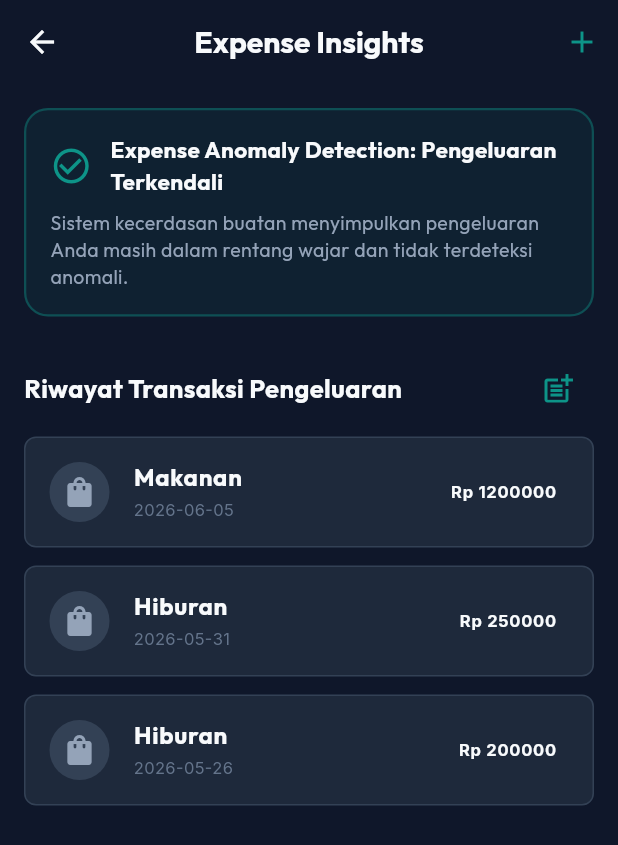
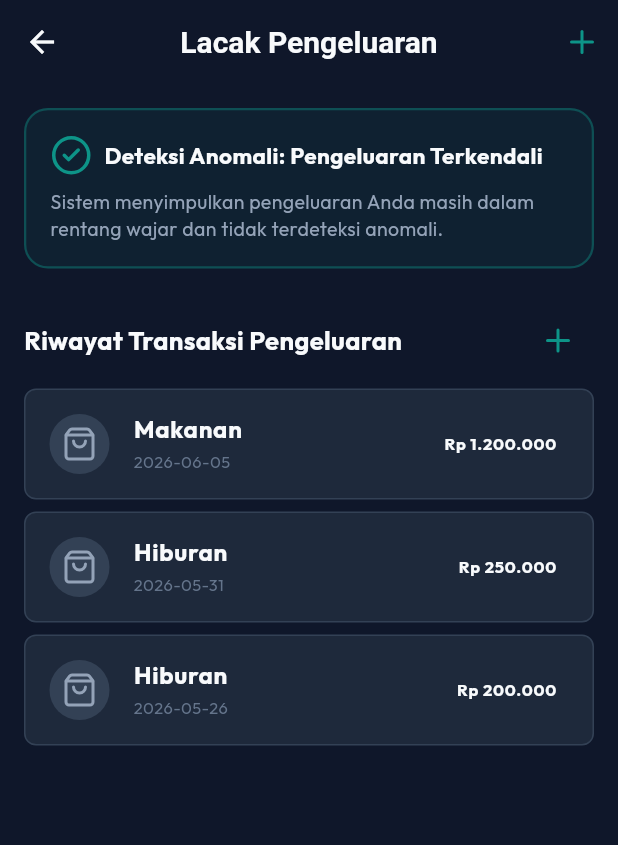
Before and after one commit to MlnKh18/LifeGuard-Finance, a Flutter app: the InsightsScreen screen opened directly, on a phone screen of 412 x 824 dp. Shown: the top 845 px of the screen. Run offline on Flutter 3.47's test engine with Material 3 defaults, Android fonts, the phone set to English and light mode, and no system bars; our stand-ins replace flutter_animate, flutter_riverpod, google_fonts, lucide_icons, sqflite; accounts and stored records are empty.

Commit message:
refactor(insights): konsistensi UI - ikon, spacing, tipografi, dan bahasa
- Ganti semua Icons.* ke LucideIcons.* (tag, coins, plus, alertTriangle, checkCircle2, shoppingBag)
- Hapus GoogleFonts.outfit() / GoogleFonts.inter() eksplisit
- Hapus duplikasi backgroundColor & elevation: 0 di AppBar
- Ganti raw padding (16.0, 24, 12) ke AppStyles token
- Perbaiki key constructor ke {super.key}
- Rename AppBar 'Expense Insights' -> 'Lacak Pengeluaran'
- Rename 'Expense Anomaly Detection' -> 'Deteksi Anomali'
- Tambah _formatCurrency() dengan NumberFormat.currency di trailing list
- Tambah import lucide_icons dan intl

Co-Authored-By: Claude Sonnet 4.6 <noreply@anthropic.com>

```diff
--- a/lib/presentation/screens/insights/insights_screen.dart
+++ b/lib/presentation/screens/insights/insights_screen.dart
@@ -1,12 +1,13 @@
 import 'package:flutter/material.dart';
 import 'package:flutter_riverpod/flutter_riverpod.dart';
-import 'package:google_fonts/google_fonts.dart';
+import 'package:lucide_icons/lucide_icons.dart';
+import 'package:intl/intl.dart';
 import '../../../constants/app_colors.dart';
 import '../../../constants/app_styles.dart';
 import '../../../providers/app_providers.dart';
 
 class InsightsScreen extends ConsumerStatefulWidget {
-  const InsightsScreen({Key? key}) : super(key: key);
+  const InsightsScreen({super.key});
 
   @override
   ConsumerState<InsightsScreen> createState() => _InsightsScreenState();
@@ -16,6 +17,10 @@ class _InsightsScreenState extends ConsumerState<InsightsScreen> {
   final _amountController = TextEditingController();
   String _selectedCategory = 'Makanan';
   bool _isRoutine = true;
+
+  String _formatCurrency(double amount) {
+    return NumberFormat.currency(locale: 'id_ID', symbol: 'Rp ', decimalDigits: 0).format(amount);
+  }
 
   @override
   void dispose() {
@@ -35,12 +40,9 @@ class _InsightsScreenState extends ConsumerState<InsightsScreen> {
                 borderRadius: AppStyles.radiusMedium,
                 side: const BorderSide(color: AppColors.surfaceCard, width: 1),
               ),
-              title: Text(
+              title: const Text(
                 'Catat Pengeluaran Baru',
-                style: GoogleFonts.outfit(
-                  color: AppColors.textPrimary,
-                  fontWeight: FontWeight.bold,
-                ),
+                style: TextStyle(color: AppColors.textPrimary, fontWeight: FontWeight.bold),
               ),
               content: Column(
                 mainAxisSize: MainAxisSize.min,
@@ -48,10 +50,10 @@ class _InsightsScreenState extends ConsumerState<InsightsScreen> {
                   DropdownButtonFormField<String>(
                     dropdownColor: AppColors.surface,
                     value: _selectedCategory,
-                    style: GoogleFonts.outfit(color: AppColors.textPrimary),
+                    style: const TextStyle(color: AppColors.textPrimary),
                     decoration: AppStyles.inputDecoration(
                       labelText: 'Kategori',
-                      prefixIcon: const Icon(Icons.category, color: AppColors.accent),
+                      prefixIcon: const Icon(LucideIcons.tag, color: AppColors.accent),
                     ),
                     items: const [
                       DropdownMenuItem(value: 'Makanan', child: Text('Makanan & Minuman')),
@@ -68,17 +70,17 @@ class _InsightsScreenState extends ConsumerState<InsightsScreen> {
                       }
                     },
                   ),
-                  const SizedBox(height: 16),
+                  const SizedBox(height: AppStyles.m),
                   TextFormField(
                     controller: _amountController,
                     keyboardType: TextInputType.number,
-                    style: GoogleFonts.inter(color: AppColors.textPrimary),
+                    style: const TextStyle(color: AppColors.textPrimary),
                     decoration: AppStyles.inputDecoration(
                       labelText: 'Nominal Pengeluaran (Rp)',
-                      prefixIcon: const Icon(Icons.monetization_on, color: AppColors.accent),
+                      prefixIcon: const Icon(LucideIcons.coins, color: AppColors.accent),
                     ),
                   ),
-                  const SizedBox(height: 12),
+                  const SizedBox(height: AppStyles.s),
                   Row(
                     children: [
                       Checkbox(
@@ -92,9 +94,9 @@ class _InsightsScreenState extends ConsumerState<InsightsScreen> {
                           }
                         },
                       ),
-                      Text(
+                      const Text(
                         'Pengeluaran Rutin Bulanan',
-                        style: GoogleFonts.outfit(color: AppColors.textPrimary),
+                        style: TextStyle(color: AppColors.textPrimary),
                       ),
                     ],
                   ),
@@ -103,17 +105,13 @@ class _InsightsScreenState extends ConsumerState<InsightsScreen> {
               actions: [
                 TextButton(
                   onPressed: () => Navigator.pop(context),
-                  child: Text(
-                    'Batal',
-                    style: GoogleFonts.outfit(color: AppColors.textSecondary),
-                  ),
+                  child: const Text('Batal', style: TextStyle(color: AppColors.textSecondary)),
                 ),
                 ElevatedButton(
                   style: ElevatedButton.styleFrom(
                     backgroundColor: AppColors.accent,
-                    shape: RoundedRectangleBorder(
-                      borderRadius: AppStyles.radiusSmall,
-                    ),
+                    foregroundColor: Colors.white,
+                    shape: RoundedRectangleBorder(borderRadius: AppStyles.radiusSmall),
                   ),
                   onPressed: () {
                     final amt = double.tryParse(_amountController.text) ?? 0.0;
@@ -130,13 +128,7 @@ class _InsightsScreenState extends ConsumerState<InsightsScreen> {
                       );
                     }
                   },
-                  child: Text(
-                    'Simpan',
-                    style: GoogleFonts.outfit(
-                      color: AppColors.textPrimary,
-                      fontWeight: FontWeight.bold,
-                    ),
-                  ),
+                  child: const Text('Simpan', style: TextStyle(fontWeight: FontWeight.bold)),
                 ),
               ],
             );
@@ -149,59 +141,56 @@ class _InsightsScreenState extends ConsumerState<InsightsScreen> {
   @override
   Widget build(BuildContext context) {
     final expenses = ref.watch(expensesProvider);
-
     final anomalies = expenses.where((e) => e['is_anomaly'] == 1).toList();
 
     return Scaffold(
-      backgroundColor: AppColors.background,
       appBar: AppBar(
-        title: Text(
-          'Expense Insights',
-          style: GoogleFonts.outfit(fontWeight: FontWeight.bold),
-        ),
-        backgroundColor: AppColors.background,
-        elevation: 0,
+        title: const Text('Lacak Pengeluaran'),
         actions: [
           IconButton(
-            icon: const Icon(Icons.add, color: AppColors.accent),
+            icon: const Icon(LucideIcons.plus, color: AppColors.accent),
             onPressed: _showAddExpenseDialog,
-          )
+          ),
         ],
       ),
       body: SingleChildScrollView(
         child: Padding(
-          padding: const EdgeInsets.all(16.0),
+          padding: const EdgeInsets.all(AppStyles.m),
           child: Column(
             crossAxisAlignment: CrossAxisAlignment.start,
             children: [
               Container(
                 width: double.infinity,
                 decoration: BoxDecoration(
-                  color: anomalies.isNotEmpty ? AppColors.critical.withOpacity(0.1) : AppColors.accent.withOpacity(0.08),
+                  color: anomalies.isNotEmpty
+                      ? AppColors.critical.withOpacity(0.1)
+                      : AppColors.accent.withOpacity(0.08),
                   borderRadius: AppStyles.radiusMedium,
                   border: Border.all(
-                    color: anomalies.isNotEmpty ? AppColors.critical.withOpacity(0.7) : AppColors.accent.withOpacity(0.4),
+                    color: anomalies.isNotEmpty
+                        ? AppColors.critical.withOpacity(0.7)
+                        : AppColors.accent.withOpacity(0.4),
                     width: 1.5,
                   ),
                 ),
-                padding: const EdgeInsets.all(16.0),
+                padding: const EdgeInsets.all(AppStyles.m),
                 child: Column(
                   crossAxisAlignment: CrossAxisAlignment.start,
                   children: [
                     Row(
                       children: [
                         Icon(
-                          anomalies.isNotEmpty ? Icons.warning_amber_rounded : Icons.check_circle_outline,
+                          anomalies.isNotEmpty ? LucideIcons.alertTriangle : LucideIcons.checkCircle2,
                           color: anomalies.isNotEmpty ? AppColors.critical : AppColors.accent,
                           size: 28,
                         ),
-                        const SizedBox(width: 12),
+                        const SizedBox(width: AppStyles.s),
                         Expanded(
                           child: Text(
                             anomalies.isNotEmpty
-                                ? 'Expense Anomaly Detection: ${anomalies.length} Pengeluaran Tidak Wajar Terdeteksi!'
-                                : 'Expense Anomaly Detection: Pengeluaran Terkendali',
-                            style: GoogleFonts.outfit(
+                                ? 'Deteksi Anomali: ${anomalies.length} Pengeluaran Tidak Wajar!'
+                                : 'Deteksi Anomali: Pengeluaran Terkendali',
+                            style: const TextStyle(
                               color: AppColors.textPrimary,
                               fontWeight: FontWeight.bold,
                               fontSize: 15,
@@ -210,12 +199,12 @@ class _InsightsScreenState extends ConsumerState<InsightsScreen> {
                         ),
                       ],
                     ),
-                    const SizedBox(height: 8),
+                    const SizedBox(height: AppStyles.s),
                     Text(
                       anomalies.isNotEmpty
-                          ? 'Algoritma mendeteksi lonjakan biaya yang signifikan dibanding rata-rata pengeluaran historis Anda. Segera periksa daftar di bawah.'
-                          : 'Sistem kecerdasan buatan menyimpulkan pengeluaran Anda masih dalam rentang wajar dan tidak terdeteksi anomali.',
-                      style: GoogleFonts.outfit(
+                          ? 'Sistem mendeteksi lonjakan biaya signifikan dibanding rata-rata pengeluaran historis Anda. Segera periksa daftar di bawah.'
+                          : 'Sistem menyimpulkan pengeluaran Anda masih dalam rentang wajar dan tidak terdeteksi anomali.',
+                      style: const TextStyle(
                         color: AppColors.textSecondary,
                         fontSize: 13,
                         height: 1.4,
@@ -224,32 +213,32 @@ class _InsightsScreenState extends ConsumerState<InsightsScreen> {
                   ],
                 ),
               ),
-              const SizedBox(height: 24),
+              const SizedBox(height: AppStyles.l),
               Row(
                 mainAxisAlignment: MainAxisAlignment.spaceBetween,
                 children: [
-                  Text(
+                  const Text(
                     'Riwayat Transaksi Pengeluaran',
-                    style: GoogleFonts.outfit(
+                    style: TextStyle(
                       color: AppColors.textPrimary,
                       fontWeight: FontWeight.bold,
                       fontSize: 17,
                     ),
                   ),
                   IconButton(
-                    icon: const Icon(Icons.post_add, color: AppColors.accent),
+                    icon: const Icon(LucideIcons.plus, color: AppColors.accent),
                     onPressed: _showAddExpenseDialog,
-                  )
+                  ),
                 ],
               ),
-              const SizedBox(height: 8),
+              const SizedBox(height: AppStyles.s),
               if (expenses.isEmpty)
                 Center(
                   child: Padding(
-                    padding: const EdgeInsets.symmetric(vertical: 40),
-                    child: Text(
+                    padding: const EdgeInsets.symmetric(vertical: AppStyles.xxl),
+                    child: const Text(
                       'Belum ada riwayat transaksi.',
-                      style: GoogleFonts.outfit(color: AppColors.textSecondary),
+                      style: TextStyle(color: AppColors.textSecondary),
                     ),
                   ),
                 )
@@ -266,20 +255,24 @@ class _InsightsScreenState extends ConsumerState<InsightsScreen> {
                     final String severity = expense['anomaly_severity'] ?? 'NONE';
 
                     return Container(
-                      margin: const EdgeInsets.only(bottom: 12),
+                      margin: const EdgeInsets.only(bottom: AppStyles.s),
                       decoration: BoxDecoration(
                         color: AppColors.surface,
                         borderRadius: AppStyles.radiusSmall,
                         border: Border.all(
-                          color: isAnomaly ? AppColors.critical.withOpacity(0.5) : AppColors.surfaceCard,
+                          color: isAnomaly
+                              ? AppColors.critical.withOpacity(0.5)
+                              : AppColors.surfaceCard,
                           width: isAnomaly ? 1.5 : 1,
                         ),
                       ),
                       child: ListTile(
                         leading: CircleAvatar(
-                          backgroundColor: isAnomaly ? AppColors.critical.withOpacity(0.1) : AppColors.surfaceCard,
+                          backgroundColor: isAnomaly
+                              ? AppColors.critical.withOpacity(0.1)
+                              : AppColors.surfaceCard,
                           child: Icon(
-                            isAnomaly ? Icons.warning : Icons.shopping_bag,
+                            isAnomaly ? LucideIcons.alertTriangle : LucideIcons.shoppingBag,
                             color: isAnomaly ? AppColors.critical : AppColors.textSecondary,
                           ),
                         ),
@@ -287,13 +280,13 @@ class _InsightsScreenState extends ConsumerState<InsightsScreen> {
                           children: [
                             Text(
                               category,
-                              style: GoogleFonts.outfit(
+                              style: const TextStyle(
                                 color: AppColors.textPrimary,
                                 fontWeight: FontWeight.bold,
                               ),
                             ),
                             if (isAnomaly) ...[
-                              const SizedBox(width: 8),
+                              const SizedBox(width: AppStyles.s),
                               Container(
                                 padding: const EdgeInsets.symmetric(horizontal: 6, vertical: 2),
                                 decoration: BoxDecoration(
@@ -301,24 +294,24 @@ class _InsightsScreenState extends ConsumerState<InsightsScreen> {
                                   borderRadius: BorderRadius.circular(4),
                                 ),
                                 child: Text(
-                                  'ANOMALI ${severity}',
-                                  style: GoogleFonts.outfit(
+                                  'ANOMALI $severity',
+                                  style: const TextStyle(
                                     color: AppColors.critical,
                                     fontSize: 9,
                                     fontWeight: FontWeight.bold,
                                   ),
                                 ),
                               ),
-                            ]
+                            ],
                           ],
                         ),
                         subtitle: Text(
                           expense['created_at'].toString().substring(0, 10),
-                          style: GoogleFonts.inter(color: AppColors.textMuted, fontSize: 11),
+                          style: const TextStyle(color: AppColors.textMuted, fontSize: 11),
                         ),
                         trailing: Text(
-                          'Rp ${amount.toStringAsFixed(0)}',
-                          style: GoogleFonts.inter(
+                          _formatCurrency(amount),
+                          style: TextStyle(
                             color: isAnomaly ? AppColors.critical : AppColors.textPrimary,
                             fontWeight: FontWeight.bold,
                           ),
```
